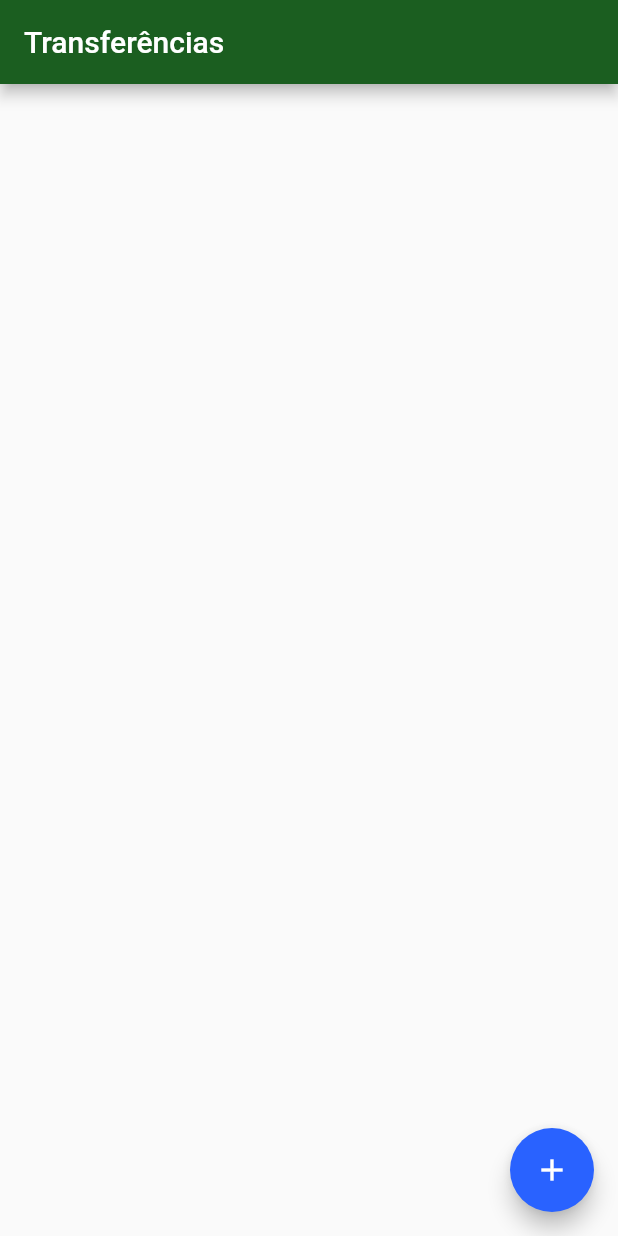
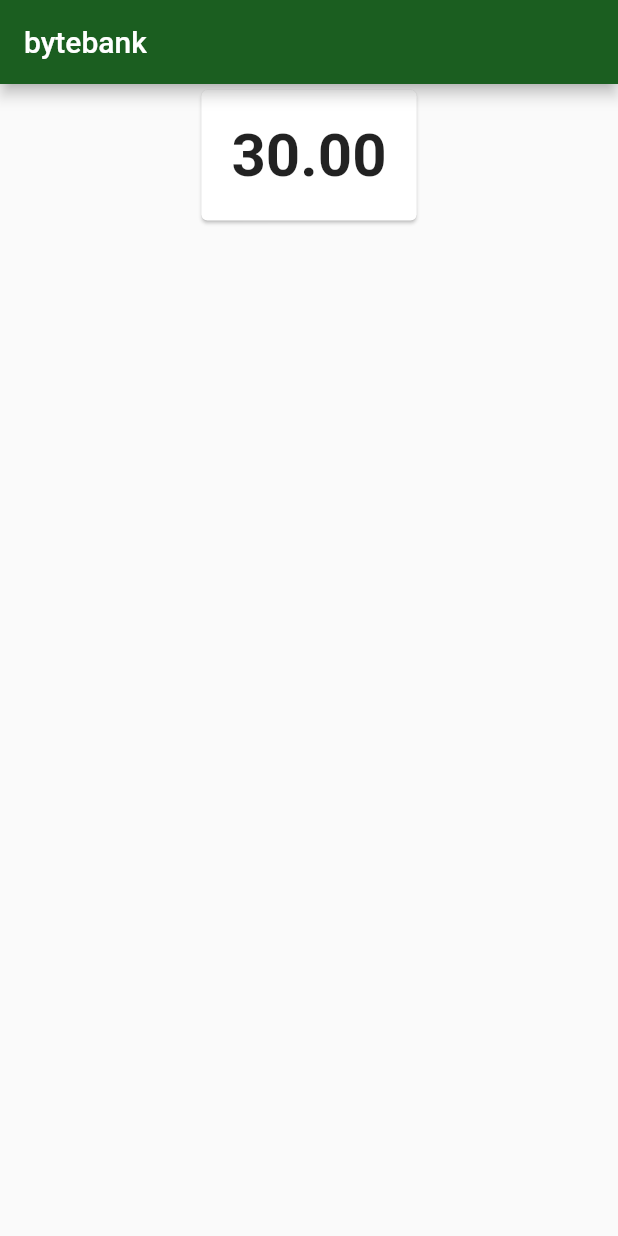
Before and after one commit to RafaelPiedade/bytebank, a Flutter app: the screen it shows after launch, on a phone screen of 412 x 824 dp. Run offline on Flutter 3.47's test engine with Material 2 defaults, Android fonts, the light colour scheme and no system bars.

Commit message:
add component Saldo

```diff
--- /dev/null
+++ b/lib/components/saldo.dart
@@ -0,0 +1,20 @@
+import 'package:flutter/material.dart';
+
+class Saldo extends StatelessWidget {
+  @override
+  Widget build(BuildContext context) {
+    return Card(
+      child: Padding(
+        padding: EdgeInsets.all(20.0),
+        child: Text(
+          '30.00',
+          textAlign: TextAlign.center,
+          style: TextStyle(
+            fontSize: 40,
+            fontWeight: FontWeight.bold,
+          ),
+        ),
+      ),
+    );
+  }
+}
--- a/lib/main.dart
+++ b/lib/main.dart
@@ -1,3 +1,4 @@
+import 'package:bytebank/screens/dashboard.dart';
 import 'package:bytebank/screens/transferencia/lista.dart';
 import 'package:flutter/material.dart';
 
@@ -17,6 +18,6 @@ class ByteBankApp extends StatelessWidget {
             textTheme: ButtonTextTheme.primary,
           ),
         ),
-        home: ListaTransferencias());
+        home: Dashboard());
   }
 }
--- /dev/null
+++ b/lib/screens/dashboard.dart
@@ -0,0 +1,17 @@
+import 'package:bytebank/components/saldo.dart';
+import 'package:flutter/material.dart';
+
+class Dashboard extends StatelessWidget {
+  @override
+  Widget build(BuildContext context) {
+    return Scaffold(
+      appBar: AppBar(
+        title: Text('bytebank'),
+      ),
+      body: Align(
+        alignment: Alignment.topCenter,
+        child: Saldo(),
+      ),
+    );
+  }
+}
```
